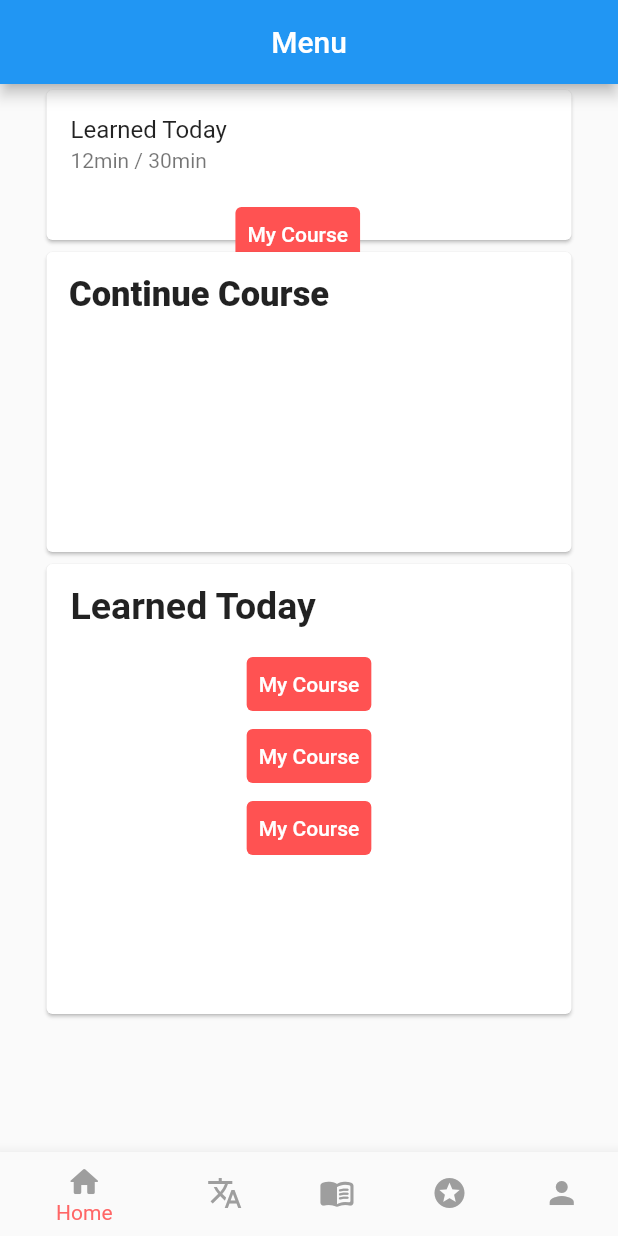
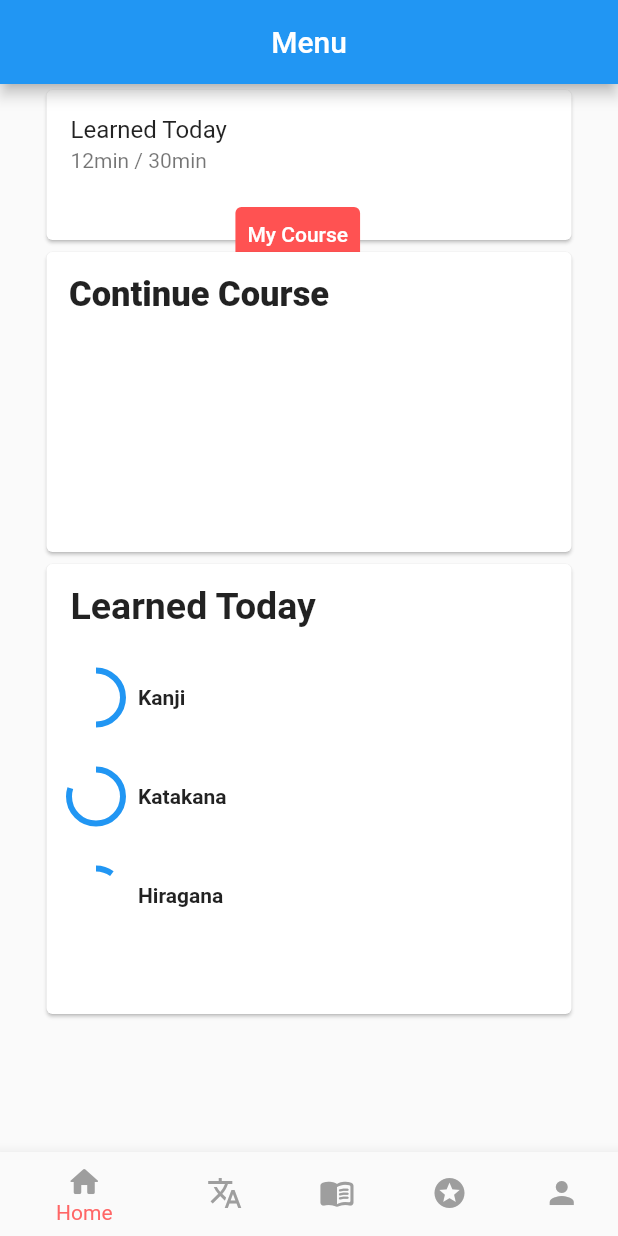
Before and after one commit to H4gai/Learn.nihongo, a Flutter app: the screen it shows once a user with an empty profile is signed in, on a phone screen of 412 x 824 dp. Run offline on Flutter 3.47's test engine with Material 2 defaults, Android fonts, the light colour scheme and no system bars; our stand-ins replace cloud_firestore, firebase_auth, firebase_core, google_fonts; accounts and stored records are empty.

Commit message:
Update 2.3.1
menu.dart edit

```diff
--- a/lib/view/menu.dart
+++ b/lib/view/menu.dart
@@ -49,7 +49,9 @@ class _menu extends State<menu> {
                                     style: TextButton.styleFrom(
                                       backgroundColor: Colors.redAccent,
                                     ),
-                                    onPressed: () {/* ... */},
+                                    onPressed: () {
+                                        Navigator.pushNamed(context, route.Lesson);
+                                    },
                                   ),
                                   const SizedBox(width: 15),
                                 ],
@@ -76,30 +78,48 @@ class _menu extends State<menu> {
                               Column(
                                 mainAxisAlignment: MainAxisAlignment.start,
                                 children: <Widget>[
-                                  TextButton(
-                                    child: const Text('My Course', style: TextStyle(color: Colors.white),),
-                                    style: TextButton.styleFrom(
-                                      backgroundColor: Colors.redAccent,
+                                  Padding(
+                                      padding: EdgeInsets.all(15.0),
+                                      child:Row(
+                                      children:<Widget>[
+                                        CircularProgressIndicator(
+                                        value: 0.5,
+                                        semanticsLabel: 'Circular progress indicator',
+                                        ),
+                                        Padding(
+                                          padding: EdgeInsets.fromLTRB(10.0, 0, 0, 0),
+                                          child: Text("Kanji", style: TextStyle(fontWeight: FontWeight.w600)),),
+                                      ],
                                     ),
-                                    onPressed: () {/* ... */},
                                   ),
-                                  const SizedBox(width: 15),
-                                  TextButton(
-                                    child: const Text('My Course', style: TextStyle(color: Colors.white),),
-                                    style: TextButton.styleFrom(
-                                      backgroundColor: Colors.redAccent,
+                                  Padding(
+                                      padding: EdgeInsets.all(15.0),
+                                      child:Row(
+                                      children:<Widget>[
+                                        CircularProgressIndicator(
+                                        value: 0.8,
+                                        semanticsLabel: 'Circular progress indicator',
+                                        ),
+                                        Padding(
+                                          padding: EdgeInsets.fromLTRB(10.0, 0, 0, 0),
+                                          child: Text("Katakana", style: TextStyle(fontWeight: FontWeight.w600)),),
+                                      ],
                                     ),
-                                    onPressed: () {/* ... */},
                                   ),
-                                  const SizedBox(width: 15),
-                                  TextButton(
-                                    child: const Text('My Course', style: TextStyle(color: Colors.white),),
-                                    style: TextButton.styleFrom(
-                                      backgroundColor: Colors.redAccent,
+                                  Padding(
+                                      padding: EdgeInsets.all(15.0),
+                                      child:Row(
+                                      children:<Widget>[
+                                        CircularProgressIndicator(
+                                        value: 0.1,
+                                        semanticsLabel: 'Circular progress indicator',
+                                        ),
+                                        Padding(
+                                          padding: EdgeInsets.fromLTRB(10.0, 0, 0, 0),
+                                          child: Text("Hiragana", style: TextStyle(fontWeight: FontWeight.w600)),),
+                                      ],
                                     ),
-                                    onPressed: () {/* ... */},
                                   ),
-                                  const SizedBox(width: 15),
                                 ],
                               ),
                             ],
```
